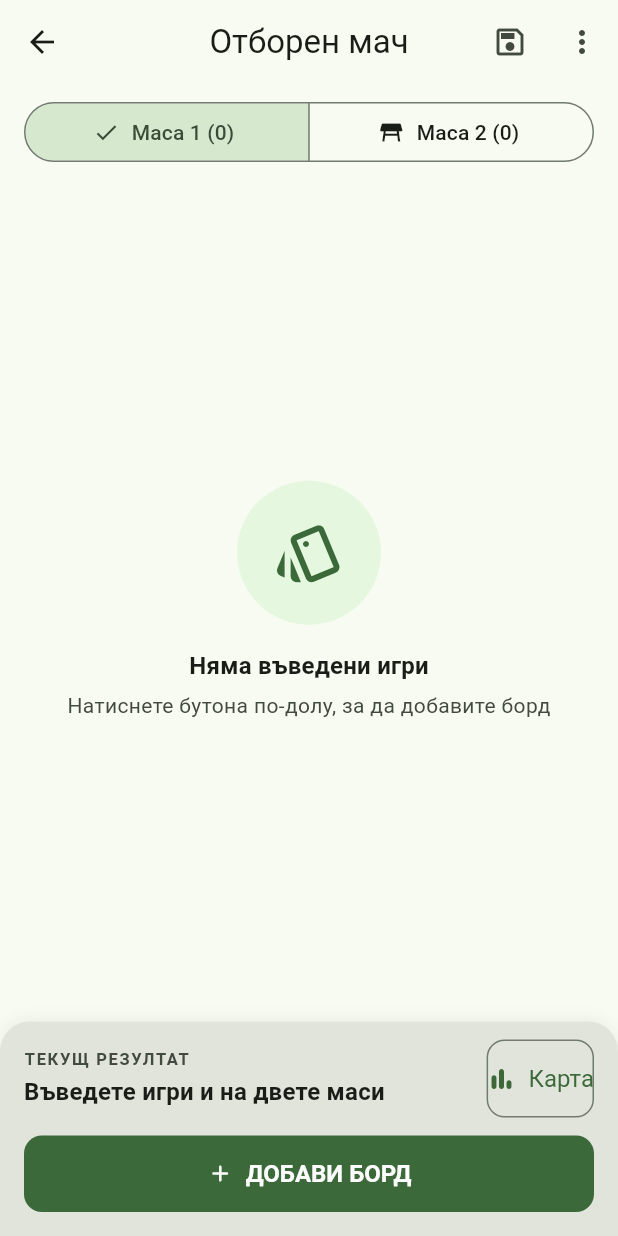
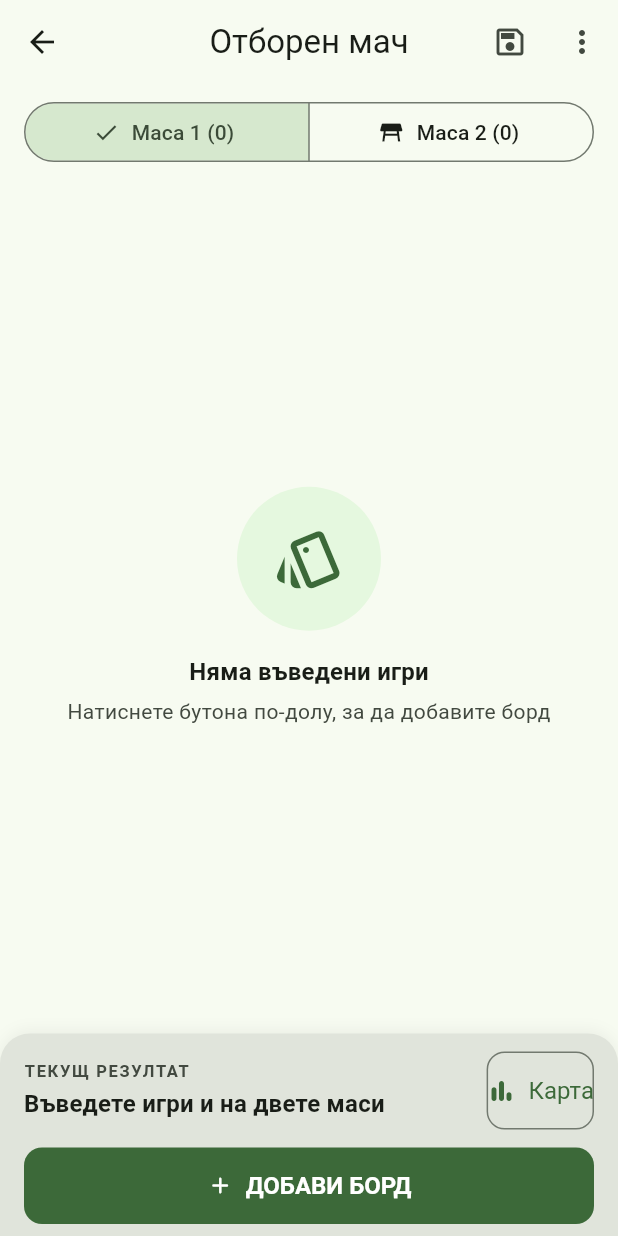
Before and after one commit to NikiKonstantinov04/score_sheet, a Flutter app: the screen it shows after launch, after a tap on "Отборно", after a tap on "Започни нов мач", on a phone screen of 412 x 824 dp. Run offline on Flutter 3.47's test engine with Material 3 defaults, Android fonts, the phone set to English and light mode, and no system bars; our stand-ins replace shared_preferences.

Commit message:
Нов дизайн и подобрени функционалности v2

```diff
--- a/lib/screens/match_screen.dart
+++ b/lib/screens/match_screen.dart
@@ -485,8 +485,10 @@ class _MatchScreenState extends State<MatchScreen> {
           ],
         ),
       ),
-      bottomNavigationBar: Container(
-        padding: const EdgeInsets.fromLTRB(16, 12, 16, 16),
+      bottomNavigationBar: SafeArea(
+        top: false,
+        child: Container(
+          padding: const EdgeInsets.fromLTRB(16, 12, 16, 8),
           decoration: BoxDecoration(
             color: theme.colorScheme.surfaceContainerHighest,
             borderRadius: const BorderRadius.vertical(top: Radius.circular(20)),
@@ -556,6 +558,7 @@ class _MatchScreenState extends State<MatchScreen> {
             ],
           ),
         ),
+      ),
     );
   }
 }
```
Lines whose indentation alone changed are shown as unchanged.
